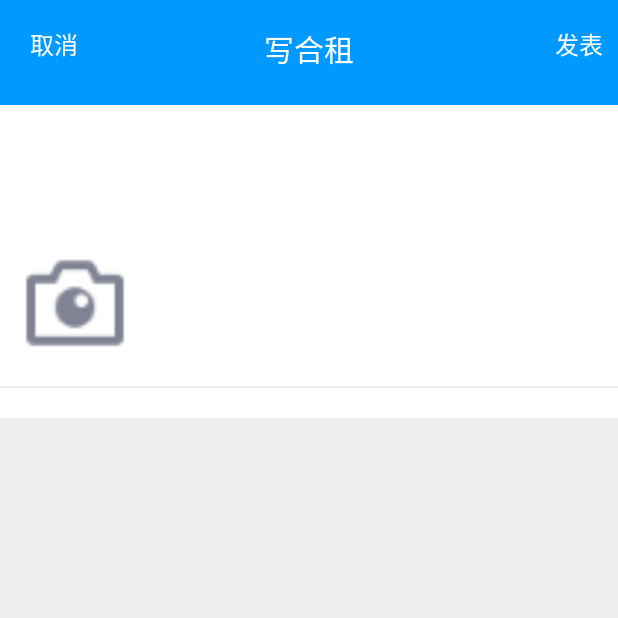
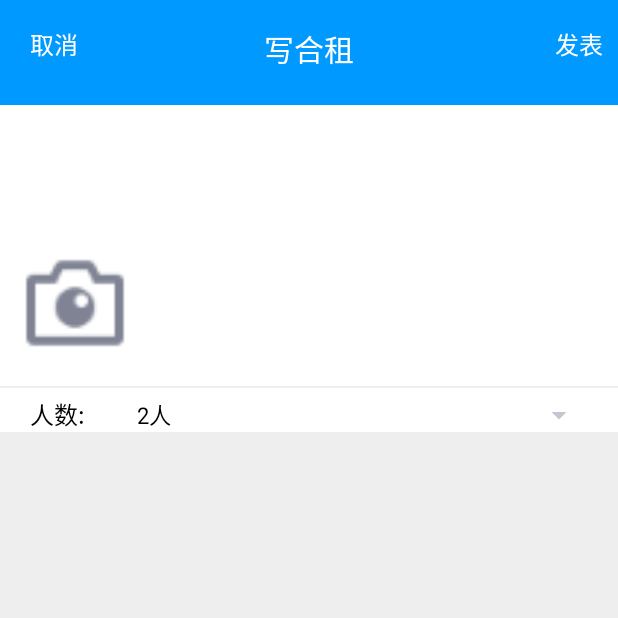
Before and after one commit to Liuxin0/waibao, an Android app: the UpRentActivity screen opened directly, with no data from a screen before it, on a phone screen of 412 x 824 dp, the top half of it. Run offline under Robolectric (Android 15) with nearby library versions, the phone set to English and light mode, and no system bars; our stand-ins replace CircleImageView; libraries missing offline, so code that uses them is left out: cn.finalteam.galleryfinal; plain views replace GFImageView; pictures from the network do not load; 2 statements that could not run were skipped.

Commit message:
homepage 1/4

```diff
--- a/app/src/main/java/com/example/rental/homepage/FindRentsFragment.java
+++ b/app/src/main/java/com/example/rental/homepage/FindRentsFragment.java
@@ -296,6 +296,7 @@ public class FindRentsFragment extends Fragment implements View.OnClickListener
                     occupationTextView.setBackgroundResource(R.drawable.homepagerents_text_selectsome_selector);
                     occupationTextView.setTextColor(Color.RED);
                     exUrls[0] = addUrl(mmLinearLayouts[0],0);
+                    page = 0;
                     downloadInfo(mFirst,0);
                 } else {
                     occupationTextView.setBackgroundResource(R.color.light_grey);
@@ -318,7 +319,9 @@ public class FindRentsFragment extends Fragment implements View.OnClickListener
                     /**
                      * 增加网络请求，刷新listview
                      */
+
                     exUrls[1] = addUrl(mmLinearLayouts[1],1);
+                    page = 0;
                     downloadInfo(mFirst,0);
                 } else {
                     hobbyTextView.setBackgroundResource(R.color.light_grey);
@@ -339,6 +342,7 @@ public class FindRentsFragment extends Fragment implements View.OnClickListener
                     numTextView.setBackgroundResource(R.drawable.homepagerents_text_selectsome_selector);
                     numTextView.setTextColor(Color.RED);
                     exUrls[2] = addUrl(mmLinearLayouts[2],2);
+                    page = 0;
                     downloadInfo(mFirst,0);
                 } else {
                     numTextView.setBackgroundResource(R.color.light_grey);
--- a/app/src/main/java/com/example/rental/homepage/UpRentActivity.java
+++ b/app/src/main/java/com/example/rental/homepage/UpRentActivity.java
@@ -9,8 +9,11 @@ import android.util.Log;
 import android.view.View;
 import android.view.Window;
 import android.view.WindowManager;
+import android.widget.AdapterView;
+import android.widget.ArrayAdapter;
 import android.widget.EditText;
 import android.widget.ImageView;
+import android.widget.Spinner;
 import android.widget.TextView;
 import android.widget.Toast;
 
@@ -29,6 +32,7 @@ import java.io.BufferedOutputStream;
 import java.io.File;
 import java.io.FileOutputStream;
 import java.io.IOException;
+import java.util.ArrayList;
 import java.util.List;
 
 import cn.finalteam.galleryfinal.BuildConfig;
@@ -52,6 +56,8 @@ public class UpRentActivity extends Activity implements View.OnClickListener {
     private static final String TargetURL = "http://183.175.12.181:8000/sendhezu";
     private static final String Path = Environment.getExternalStorageDirectory().getPath() + "/temp.jpg";
     private File photoFile;
+    private Spinner mSpinner;
+    private int num = 2;
 
     @Override
     protected void onCreate(Bundle savedInstanceState) {
@@ -69,9 +75,37 @@ public class UpRentActivity extends Activity implements View.OnClickListener {
         cancle = (TextView) findViewById(R.id.uprent_cancle);
         doup = (TextView) findViewById(R.id.uprent_doup);
         info = (EditText) findViewById(R.id.uprent_info);
+        mSpinner = (Spinner) findViewById(R.id.uprent_num);
         img.setOnClickListener(this);
         doup.setOnClickListener(this);
         cancle.setOnClickListener(this);
+        initSpinner();
+    }
+
+    private void initSpinner() {
+        List<String> data_list = new ArrayList<>();
+        data_list.add("2人");
+        data_list.add("3人");
+        data_list.add("4人");
+        data_list.add("5人及以上");
+        ArrayAdapter<String> arr_adapter;
+        arr_adapter = new ArrayAdapter<String>(this, R.layout.my_spinner_item, data_list);
+        //设置样式
+        arr_adapter.setDropDownViewResource(android.R.layout.simple_spinner_dropdown_item);
+        //加载适配器
+        mSpinner.setAdapter(arr_adapter);
+        mSpinner.setOnItemSelectedListener(new AdapterView.OnItemSelectedListener() {
+            @Override
+            public void onItemSelected(AdapterView<?> adapterView, View view, int i, long l) {
+                mSpinner.setSelection(i, true);
+                num = i + 2;
+            }
+
+            @Override
+            public void onNothingSelected(AdapterView<?> adapterView) {
+
+            }
+        });
     }
 
     @Override
@@ -92,7 +126,7 @@ public class UpRentActivity extends Activity implements View.OnClickListener {
                         params.put("Information", infomation);
                         params.put("UserPhone", "15248073068");
                         params.put("SecretKey", "abdefeacd7a345860276994e6bffc805");
-                        params.put("Number", 10);
+                        params.put("Number", num);
                         params.put("Address", "呼和浩特");
                         doup.setOnClickListener(null);
                         BaseService.post(TargetURL, params, new Listener() {
@@ -166,21 +200,21 @@ public class UpRentActivity extends Activity implements View.OnClickListener {
                 double size = new File(imgFilePath).length();
                 boolean isZip = false;
                 int yasuobi = 1;
-                Log.i("前",size+"");
-                if (size>1500000){
+                Log.i("前", size + "");
+                if (size > 1500000) {
                     yasuobi = 8;
                     isZip = true;
-                }else if (size>1000000){
+                } else if (size > 1000000) {
                     yasuobi = 4;
                     isZip = true;
                 }
                 if (isZip) {
                     Bitmap b = BaseUtil.getImage(imgFilePath, yasuobi);
                     photoFile = BaseUtil.getBitmapFile(b, Path);
-                }else{
+                } else {
                     photoFile = new File(imgFilePath);
                 }
-                Log.i("后",""+photoFile.length());
+                Log.i("后", "" + photoFile.length());
                 /**
                  * 后面三个参数  加载失败图片，长宽值。
                  */
@@ -196,5 +230,4 @@ public class UpRentActivity extends Activity implements View.OnClickListener {
     }
 
 
-
 }
--- a/app/src/main/res/layout/findrents_item.xml
+++ b/app/src/main/res/layout/findrents_item.xml
@@ -51,6 +51,16 @@
             android:text="标签"
             android:textColor="@color/black"
             android:textSize="10sp" />
+        <TextView
+            android:id="@+id/homepagemain_fragment1_item1_label3"
+            android:layout_width="wrap_content"
+            android:layout_height="wrap_content"
+            android:layout_gravity="center_vertical"
+            android:layout_marginLeft="5dp"
+            android:layout_marginRight="5dp"
+            android:text="标签"
+            android:textColor="@color/black"
+            android:textSize="10sp" />
 
         <TextView
             android:id="@+id/homepagemain_fragment1_item1_address"
--- /dev/null
+++ b/app/src/main/res/layout/my_spinner_item.xml
@@ -0,0 +1,14 @@
+<?xml version="1.0" encoding="utf-8"?>
+<TextView xmlns:android="http://schemas.android.com/apk/res/android"
+    android:id="@android:id/text1"
+    android:textSize="15sp"
+    android:textColor="@color/black"
+    android:background="@color/white"
+    android:text="1人"
+    android:singleLine="true"
+    android:layout_marginBottom="2dp"
+    android:layout_marginTop="2dp"
+    android:layout_width="match_parent"
+    android:layout_height="wrap_content"
+    android:ellipsize="marquee"
+    android:textAlignment="inherit"/>
--- a/app/src/main/res/layout/uprent_activity.xml
+++ b/app/src/main/res/layout/uprent_activity.xml
@@ -71,7 +71,32 @@
         android:layout_height="1dp"
         android:background="@color/light_grey"
         android:paddingLeft="10dp"
-        android:layout_marginBottom="20dp"/>
+        android:layout_marginBottom="5dp"/>
+    <LinearLayout
+        android:layout_width="match_parent"
+        android:layout_height="wrap_content"
+        android:orientation="horizontal">
+        <TextView
+            android:layout_width="0dp"
+            android:layout_weight="1"
+            android:layout_height="wrap_content"
+            android:text="人数:"
+            android:textSize="16sp"
+            android:textColor="@color/black"
+            android:background="@color/white"
+            android:gravity="center"/>
+        <Spinner
+            android:layout_marginLeft="15dp"
+            android:layout_marginRight="15dp"
+            android:id="@+id/uprent_num"
+            android:layout_width="0dp"
+            android:layout_weight="4"
+            android:layout_height="wrap_content"
+            />
+    </LinearLayout>
+
+
+
 <LinearLayout
     android:layout_width="match_parent"
     android:layout_height="match_parent"
```
Also changed, not shown: 64 other files.
